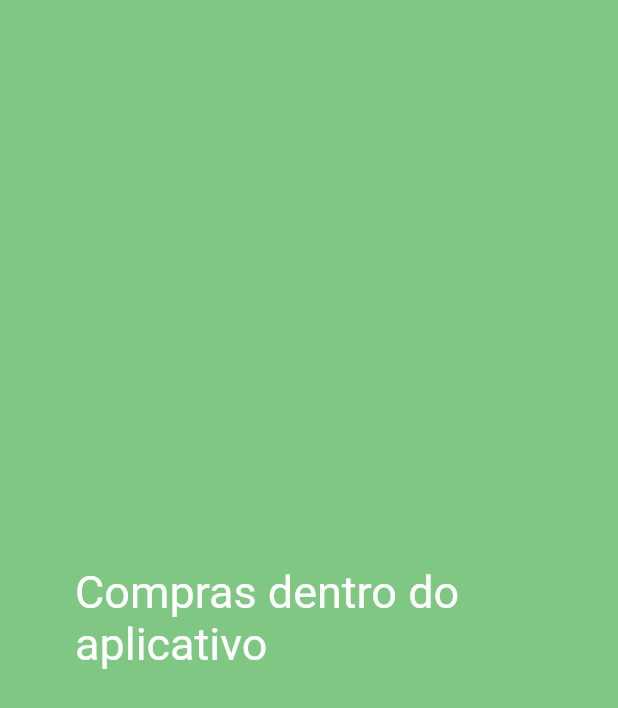
After one commit to claudiovianna/anote_tudo, a Flutter app: the ItensDeCompra screen opened directly, on a phone screen of 412 x 824 dp. The commit adds this screen. Shown: the top 708 px of the screen. Run offline on Flutter 3.47's test engine with Material 2 defaults, Android fonts, the phone set to English and light mode, and no system bars; our stand-ins replace firebase_analytics, intro_slider, rflutter_alert, shared_preferences; accounts and stored records are empty.

Commit message:
Anote Tudo - Implementação da page ItensDeCompra - 29/08/2019

```diff
--- /dev/null
+++ b/lib/pages/itens_de_compra.dart
@@ -0,0 +1,29 @@
+import 'package:flutter/material.dart';
+
+
+
+class ItensDeCompra extends StatefulWidget {
+  @override
+  _ItensDeCompraState createState() => _ItensDeCompraState();
+}
+
+class _ItensDeCompraState extends State<ItensDeCompra> {
+  @override
+  Widget build(BuildContext context) {
+    return Scaffold(
+      backgroundColor: Colors.green[300],
+      body: Container(
+        margin: EdgeInsets.all(50),
+        child: Column(
+         mainAxisAlignment: MainAxisAlignment.center,
+          children: <Widget>[
+            Text("Compras dentro do aplicativo ", style: TextStyle(
+              color: Colors.white, fontSize: 30,
+            ),
+            ),
+          ],
+        ),
+      ),
+    );
+  }
+}
--- a/lib/pages/perguntas_respostas.dart
+++ b/lib/pages/perguntas_respostas.dart
@@ -83,7 +83,7 @@ class PerguntasRespostas extends StatelessWidget {
                       fontWeight: FontWeight.bold
                   ),
                 ),
-                subtitle: Text("Sim, se seu app foi adquirido no Google Play.", style: TextStyle(color: Colors.grey[700], fontSize: 14.0),),
+                subtitle: Text("Sim, se seu app foi adquirido nas lojas Aplle Store ou Google Play.", style: TextStyle(color: Colors.grey[700], fontSize: 14.0),),
               ),
             ),
             Container(
--- a/lib/utils/alert_r_flutter.dart
+++ b/lib/utils/alert_r_flutter.dart
@@ -154,7 +154,7 @@ class AlertRFlutter {
             child: Text(
               titleActionCancelButton,
               style: TextStyle(
-                  color: Colors.black,
+                  color: Colors.white,
                   fontSize: 16,
                   fontWeight: FontWeight.bold),
             ),
@@ -169,7 +169,7 @@ class AlertRFlutter {
             child: Text(
               _titleActionButton,
               style: TextStyle(
-                  color: Colors.black,
+                  color: Colors.white,
                   fontSize: 16,
                   fontWeight: FontWeight.bold),
             ),
@@ -178,7 +178,7 @@ class AlertRFlutter {
               functionOk();
             },
             width: 200,
-            color: Colors.grey[400],
+            color: Colors.green[400],
           ),
         ]
     );
```
Also changed, not shown: lib/widgets/drawer_list.dart (+7 -1 lines), 2 other files.
